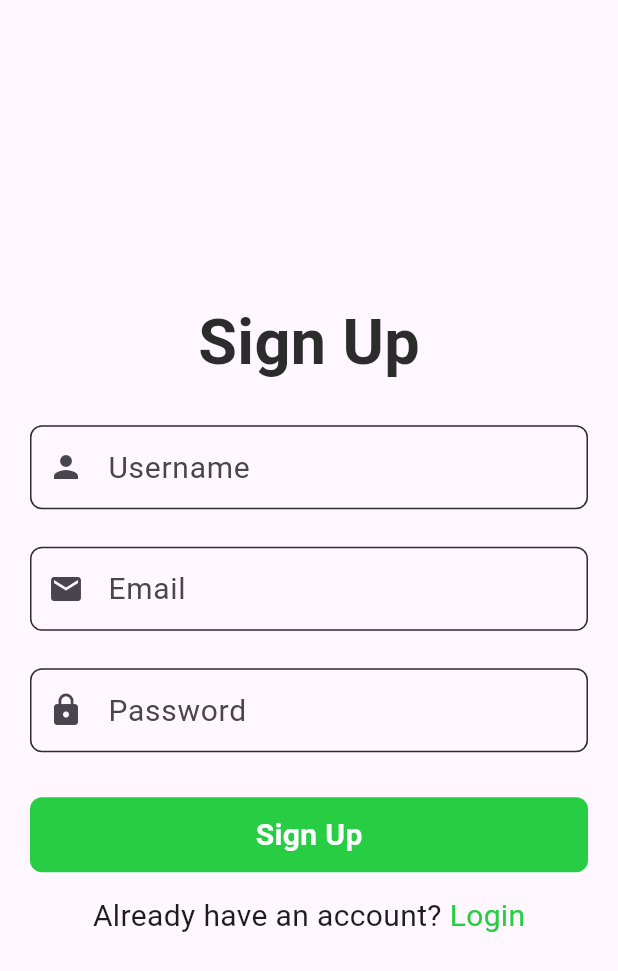
After one commit to appleaze/FlutterClipsED, a Flutter app: the SignUpPage screen opened directly, on a phone screen of 412 x 824 dp. The commit adds this screen. Shown: the top 971 px of the screen. Run offline on Flutter 3.47's test engine with Material 3 defaults, Android fonts, the phone set to English and light mode, and no system bars; our stand-ins replace get.

Commit message:
add login/register page

```diff
--- /dev/null
+++ b/flutter_application_1/lib/const.dart
@@ -0,0 +1,8 @@
+import 'package:flutter/material.dart';
+
+//COLORS
+const primaryColor = Color.fromARGB(1, 5, 5, 5);
+const textColor = Color.fromARGB(255, 44, 44,44);
+const buttonColor = Color.fromARGB(255, 39, 206, 67);
+const secondaryColor = Color.fromARGB(255, 158, 255, 210);
+const accentColor = Color.fromARGB(255, 181, 255, 61);
--- /dev/null
+++ b/flutter_application_1/lib/controllers/auth_controller.dart
@@ -0,0 +1,5 @@
+import 'package:get/get.dart';
+
+class AuthController extends GetxController{
+
+}
--- a/flutter_application_1/lib/main.dart
+++ b/flutter_application_1/lib/main.dart
@@ -1,6 +1,8 @@
 import 'package:flutter/cupertino.dart';
 import 'package:flutter/material.dart';
 import 'package:flutter/widgets.dart';
+import 'package:flutter_application_1/pages/auth/login_page.dart';
+import 'package:flutter_application_1/pages/auth/signup_page.dart';
 import 'homepage.dart';
 
 void main() {
@@ -15,7 +17,7 @@ class MyApp extends StatelessWidget {
     return MaterialApp(
       debugShowCheckedModeBanner: false,
       home: HomePage(),
-      theme: ThemeData(brightness: Brightness.dark),
+      //theme: ThemeData(brightness: Brightness.dark),
     );
   }
 }
--- /dev/null
+++ b/flutter_application_1/lib/pages/auth/signup_page.dart
@@ -0,0 +1,110 @@
+import 'package:flutter/material.dart';
+import 'package:flutter_application_1/const.dart';
+import 'package:flutter_application_1/util/input_field.dart';
+
+class SignUpPage extends StatelessWidget {
+  SignUpPage({super.key});
+
+  final TextEditingController _usernameController = TextEditingController();
+  final TextEditingController _emailController = TextEditingController();
+  final TextEditingController _passwordController = TextEditingController();
+
+  @override
+  Widget build(BuildContext context) {
+    return Scaffold(
+      body: Container(
+        alignment: Alignment.center,
+        child: Column(
+          mainAxisAlignment: MainAxisAlignment.center,
+          children: [
+            Text(
+              'Sign Up',
+              style: TextStyle(
+                fontSize: 42,
+                fontWeight: FontWeight.w700,
+                color: textColor
+              ),
+            ),
+            const SizedBox(height: 25,),
+            Container(
+              width: MediaQuery.of(context).size.width,
+              margin: const EdgeInsets.symmetric(horizontal: 20),
+              child: TextInputField(
+                controler: _usernameController,
+                labelText: 'Username',
+                icon: Icons.person),
+            ),
+            const SizedBox(height: 25,),
+            Container(
+              width: MediaQuery.of(context).size.width,
+              margin: const EdgeInsets.symmetric(horizontal: 20),
+              child: TextInputField(
+                controler: _emailController,
+                labelText: 'Email',
+                icon: Icons.email),
+            ),
+            const SizedBox(height: 25,),
+            Container(
+              width: MediaQuery.of(context).size.width,
+              margin: const EdgeInsets.symmetric(horizontal: 20),
+              child: TextInputField(
+                controler: _passwordController,
+                labelText: 'Password',
+                icon: Icons.lock,
+                isObscure: true,
+                ),
+            ),
+            const SizedBox(
+              height: 30,
+            ),
+            Container(
+              width: MediaQuery.of(context).size.width - 40,
+              height: 50,
+              decoration: BoxDecoration(
+                color: buttonColor,
+                borderRadius: const BorderRadius.all(
+                  Radius.circular(8)
+                )
+              ),
+              child: InkWell(
+                onTap: () {
+                  print("Text");
+                },
+                child: const Center(
+                  child: Text('Sign Up', style: TextStyle(
+                    fontSize: 20,
+                    color: Colors.white,
+                    fontWeight: FontWeight.w700,
+                    ),
+                    ),
+                ),
+              ),
+            ),
+            const SizedBox(height: 15, ),
+            Row(
+              mainAxisAlignment: MainAxisAlignment.center,
+              children: [
+                const Text('Already have an account? ',
+                style: TextStyle(
+                  fontSize: 20,
+                  ),
+                ),
+                InkWell(
+                  onTap: (){
+                    print('Nav');
+                  },
+                  child: Text('Login',
+                  style: TextStyle(
+                    fontSize: 20,
+                    color: buttonColor
+                  ),
+                  ),
+                )
+              ],
+            )
+          ],
+        ),
+      )
+    );
+  }
+}
--- a/flutter_application_1/lib/posts/mypost_2.dart
+++ b/flutter_application_1/lib/posts/mypost_2.dart
@@ -12,7 +12,7 @@ class MyPost2 extends StatelessWidget {
       numberOfLikes: '1.2M',
       numberOfShares: '123',
       userPost: Container(
-        color: Colors.red,
+        color: Colors.black12,
       ),
     );
   }
--- a/flutter_application_1/lib/posts/mypost_3.dart
+++ b/flutter_application_1/lib/posts/mypost_3.dart
@@ -12,7 +12,7 @@ class MyPost3 extends StatelessWidget {
       numberOfLikes: '1.2M',
       numberOfShares: '123',
       userPost: Container(
-        color: Colors.red,
+        color: Colors.amberAccent,
       ),
     );
   }
--- /dev/null
+++ b/flutter_application_1/lib/util/input_field.dart
@@ -0,0 +1,43 @@
+import 'package:flutter/material.dart';
+import 'package:flutter_application_1/const.dart';
+
+class TextInputField extends StatelessWidget {
+  final TextEditingController controler;
+  final String labelText;
+  final bool isObscure;
+  final IconData icon;
+
+  const TextInputField({
+    Key ? key,
+    required this.controler,
+    required this.labelText,
+    this.isObscure = false,
+    required this.icon,
+    }) : super(key: key);
+
+
+  @override
+  Widget build(BuildContext context) {
+    return TextField(
+      controller: controler,
+      decoration: InputDecoration(
+        labelText: labelText,
+        prefixIcon: Icon(icon),
+        labelStyle: const TextStyle(fontSize: 20,),
+        enabledBorder: OutlineInputBorder(
+          borderRadius: BorderRadius.circular(8),
+          borderSide: const BorderSide(
+            color: textColor,
+          )
+        ),
+        focusedBorder: OutlineInputBorder(
+          borderRadius: BorderRadius.circular(8),
+          borderSide: const BorderSide(
+            color: textColor,
+          )
+        ),
+      ),
+      obscureText: isObscure,
+    );
+  }
+}
--- a/flutter_application_1/pubspec.yaml
+++ b/flutter_application_1/pubspec.yaml
@@ -30,6 +30,7 @@ environment:
 dependencies:
   flutter:
     sdk: flutter
+  get: ^4.6.6
 
 
   # The following adds the Cupertino Icons font to your application.
```
Also changed, not shown: flutter_application_1/lib/pages/auth/login_page.dart (added, +101 -0 lines), flutter_application_1/pubspec.lock.
